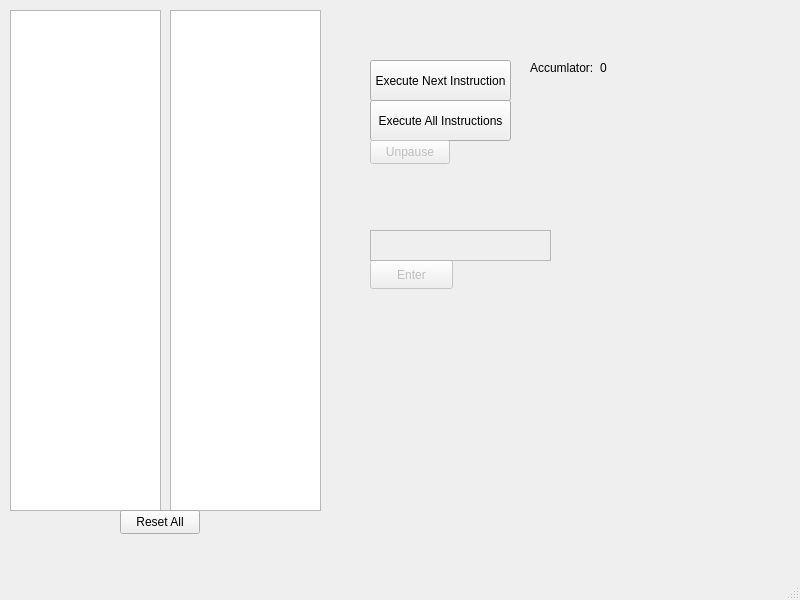
First picture: the form in UVSim/mainwindow.ui, repository JoshuaTheEpic1/Software_Engineering, before the edit.
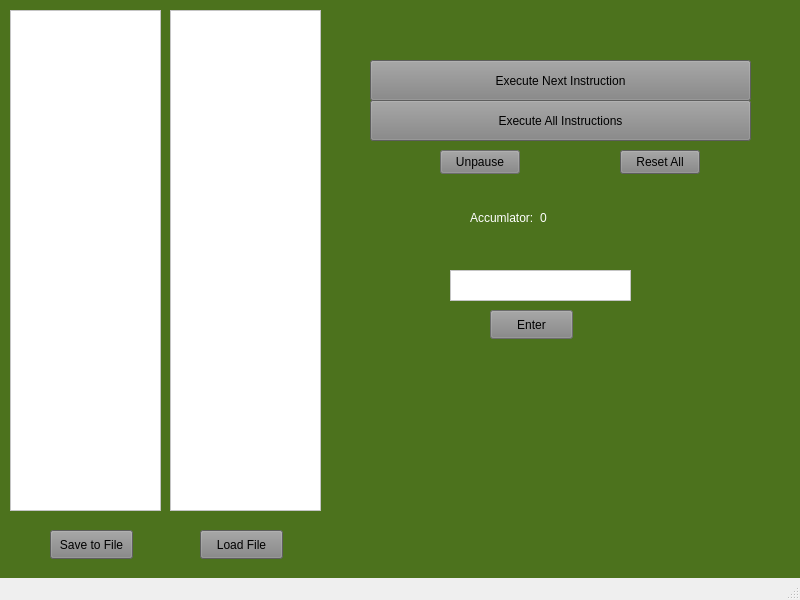
Second picture: the form after the edit.

```diff
--- a/UVSim/mainwindow.ui
+++ b/UVSim/mainwindow.ui
@@ -13,16 +13,30 @@
   <property name="windowTitle">
    <string>UVSim</string>
   </property>
+  <property name="autoFillBackground">
+   <bool>false</bool>
+  </property>
+  <property name="styleSheet">
+   <string notr="true"/>
+  </property>
   <widget class="QWidget" name="centralwidget">
+   <property name="styleSheet">
+    <string notr="true">background-color: rgb(76, 114, 29);
+</string>
+   </property>
    <widget class="QPushButton" name="runInstructionButton">
     <property name="geometry">
      <rect>
       <x>370</x>
       <y>60</y>
-      <width>141</width>
+      <width>381</width>
       <height>41</height>
      </rect>
     </property>
+    <property name="styleSheet">
+     <string notr="true">background-color: rgb(131, 131, 131);
+color: rgb(0, 0, 0);</string>
+    </property>
     <property name="text">
      <string>Execute Next Instruction</string>
     </property>
@@ -33,12 +47,16 @@
     </property>
     <property name="geometry">
      <rect>
-      <x>370</x>
-      <y>260</y>
+      <x>490</x>
+      <y>310</y>
       <width>83</width>
       <height>29</height>
      </rect>
     </property>
+    <property name="styleSheet">
+     <string notr="true">background-color: rgb(131, 131, 131);
+color: rgb(0, 0, 0);</string>
+    </property>
     <property name="text">
      <string>Enter</string>
     </property>
@@ -49,8 +67,8 @@
     </property>
     <property name="geometry">
      <rect>
-      <x>370</x>
-      <y>230</y>
+      <x>450</x>
+      <y>270</y>
       <width>181</width>
       <height>31</height>
      </rect>
@@ -61,16 +79,22 @@
       <verstretch>0</verstretch>
      </sizepolicy>
     </property>
+    <property name="styleSheet">
+     <string notr="true">background-color: rgb(255, 255, 255);</string>
+    </property>
    </widget>
    <widget class="QLabel" name="accumulator">
     <property name="geometry">
      <rect>
-      <x>530</x>
-      <y>60</y>
+      <x>470</x>
+      <y>210</y>
       <width>71</width>
       <height>16</height>
      </rect>
     </property>
+    <property name="styleSheet">
+     <string notr="true">color: rgb(255, 255, 255);</string>
+    </property>
     <property name="text">
      <string>Accumlator:</string>
     </property>
@@ -78,12 +102,15 @@
    <widget class="QLabel" name="accumulatorInt">
     <property name="geometry">
      <rect>
-      <x>600</x>
-      <y>60</y>
+      <x>540</x>
+      <y>210</y>
       <width>49</width>
       <height>16</height>
      </rect>
     </property>
+    <property name="styleSheet">
+     <string notr="true">color: rgb(255, 255, 255);</string>
+    </property>
     <property name="text">
      <string>0</string>
     </property>
@@ -93,10 +120,14 @@
      <rect>
       <x>370</x>
       <y>100</y>
-      <width>141</width>
+      <width>381</width>
       <height>41</height>
      </rect>
     </property>
+    <property name="styleSheet">
+     <string notr="true">background-color: rgb(131, 131, 131);
+color: rgb(0, 0, 0);</string>
+    </property>
     <property name="text">
      <string>Execute All Instructions</string>
     </property>
@@ -110,6 +141,9 @@
       <height>501</height>
      </rect>
     </property>
+    <property name="styleSheet">
+     <string notr="true">background-color: rgb(255, 255, 255);</string>
+    </property>
    </widget>
    <widget class="QTableWidget" name="instructionTable">
     <property name="geometry">
@@ -120,6 +154,9 @@
       <height>501</height>
      </rect>
     </property>
+    <property name="styleSheet">
+     <string notr="true">background-color: rgb(255, 255, 255);</string>
+    </property>
    </widget>
    <widget class="QPushButton" name="unPauseButton">
     <property name="enabled">
@@ -127,12 +164,16 @@
     </property>
     <property name="geometry">
      <rect>
-      <x>370</x>
-      <y>140</y>
+      <x>440</x>
+      <y>150</y>
       <width>80</width>
       <height>24</height>
      </rect>
     </property>
+    <property name="styleSheet">
+     <string notr="true">background-color: rgb(131, 131, 131);
+color: rgb(0, 0, 0);</string>
+    </property>
     <property name="text">
      <string>Unpause</string>
     </property>
@@ -140,16 +181,54 @@
    <widget class="QPushButton" name="resetButton">
     <property name="geometry">
      <rect>
-      <x>120</x>
-      <y>510</y>
+      <x>620</x>
+      <y>150</y>
       <width>80</width>
       <height>24</height>
      </rect>
     </property>
+    <property name="styleSheet">
+     <string notr="true">background-color: rgb(131, 131, 131);
+color: rgb(0, 0, 0);</string>
+    </property>
     <property name="text">
      <string>Reset All</string>
     </property>
    </widget>
+   <widget class="QPushButton" name="saveButton">
+    <property name="geometry">
+     <rect>
+      <x>50</x>
+      <y>530</y>
+      <width>83</width>
+      <height>29</height>
+     </rect>
+    </property>
+    <property name="styleSheet">
+     <string notr="true">background-color: rgb(131, 131, 131);
+color: rgb(0, 0, 0);</string>
+    </property>
+    <property name="text">
+     <string>Save to File</string>
+    </property>
+   </widget>
+   <widget class="QPushButton" name="loadButton">
+    <property name="geometry">
+     <rect>
+      <x>200</x>
+      <y>530</y>
+      <width>83</width>
+      <height>29</height>
+     </rect>
+    </property>
+    <property name="styleSheet">
+     <string notr="true">background-color: rgb(131, 131, 131);
+color: rgb(0, 0, 0);</string>
+    </property>
+    <property name="text">
+     <string>Load File</string>
+    </property>
+   </widget>
   </widget>
   <widget class="QStatusBar" name="statusbar"/>
  </widget>
```
